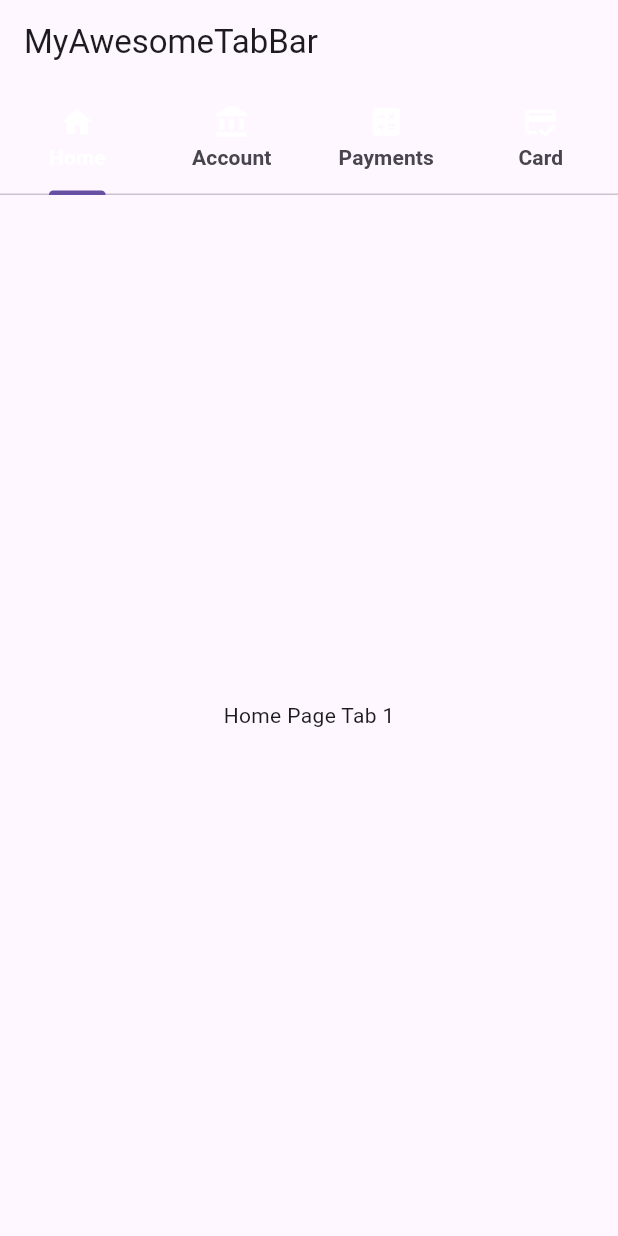
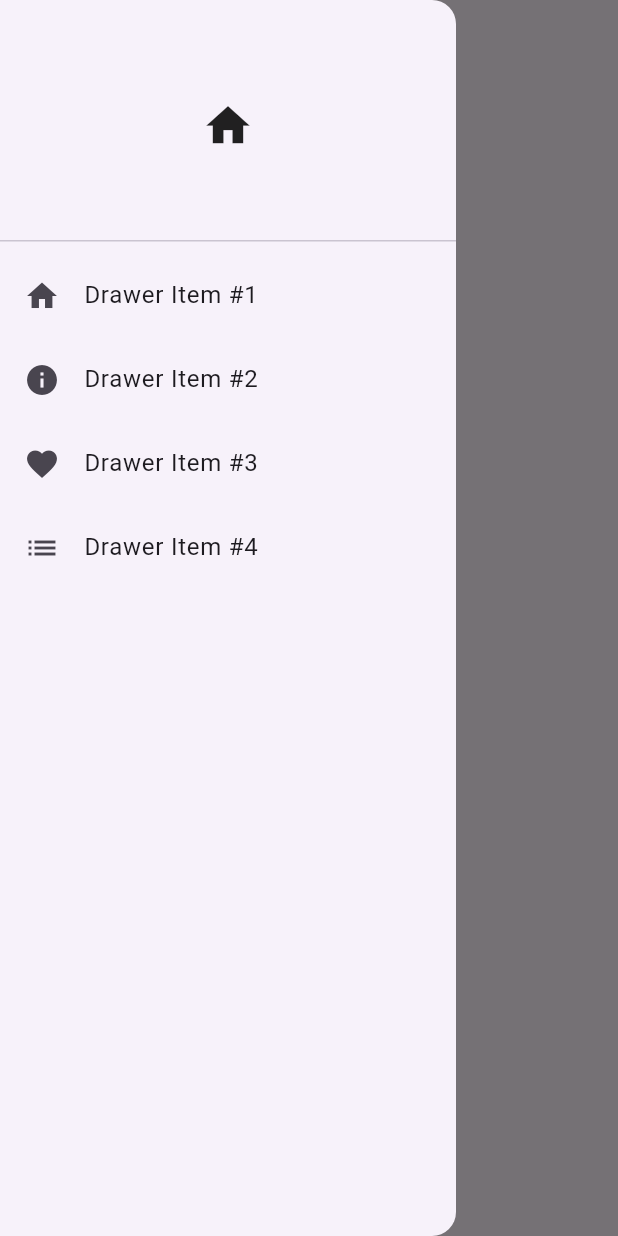
Before and after one commit to Tona-Mangobyte/flutter-fundamentals, a Flutter app: the screen it shows after launch, with the side drawer open (before the commit the screen has no drawer), on a phone screen of 412 x 824 dp. Run offline on Flutter 3.47's test engine with Material 3 defaults, Android fonts, the phone set to English and light mode, and no system bars.

Commit message:
make simple

```diff
--- a/simple_navigation/lib/main.dart
+++ b/simple_navigation/lib/main.dart
@@ -1,5 +1,7 @@
 import 'package:flutter/material.dart';
 import 'package:simple_navigation/screens/month/list.dart';
+import 'package:simple_navigation/screens/simple_bottom.dart';
+import 'package:simple_navigation/screens/simple_drawer.dart';
 import 'package:simple_navigation/screens/simple_route.dart';
 import 'package:simple_navigation/screens/simple_tab.dart';
 
@@ -42,7 +44,9 @@ class MyApp extends StatelessWidget {
       ),
       // home: ListMonthScreen(),
       // home: const SimpleManageRoute(),
-      home: SimpleTabController(),
+      // home: SimpleTabController(),
+      // home: BottomNavigationBarScreen(),
+      home: NavigationDrawerScreen(),
     );
   }
 }
--- /dev/null
+++ b/simple_navigation/lib/screens/simple_drawer.dart
@@ -0,0 +1,128 @@
+import 'package:flutter/material.dart';
+
+class NavigationDrawerScreen extends StatelessWidget {
+  const NavigationDrawerScreen({Key? key}) : super(key: key);
+
+  @override
+  Widget build(BuildContext context) {
+    const title = 'Drawer demo';
+
+    return MaterialApp(
+      title: title,
+      home: Scaffold(
+        body: DemoPageOne(),
+      ),
+    );
+  }
+}
+
+class DemoPageOne extends StatelessWidget {
+  @override
+  Widget build(BuildContext context) {
+    return Scaffold(
+      appBar: AppBar(
+        title: const Text("Page One"),
+      ),
+      body: const Center(
+        child: Text('Demo: Page One'),
+      ),
+      drawer: const MyDrawerWidget(),
+    );
+  }
+}
+
+class DemoPageTwo extends StatelessWidget {
+  @override
+  Widget build(BuildContext context) {
+    return Scaffold(
+      appBar: AppBar(
+        title: const Text("Page Two"),
+      ),
+      body: const Center(
+        child: Text('Demo: Page Two'),
+      ),
+      drawer: const MyDrawerWidget(),
+    );
+  }
+}
+
+class DemoPageThree extends StatelessWidget {
+  @override
+  Widget build(BuildContext context) {
+    return Scaffold(
+      appBar: AppBar(
+        title: const Text("Page Three"),
+      ),
+      body: const Center(
+        child: Text('Demo: Page Three'),
+      ),
+      drawer: const MyDrawerWidget(),
+    );
+  }
+}
+
+class DemoPageFour extends StatelessWidget {
+  @override
+  Widget build(BuildContext context) {
+    return Scaffold(
+      appBar: AppBar(
+        title: const Text("Page Four"),
+      ),
+      body: const Center(
+        child: Text('Demo: Page Four'),
+      ),
+      endDrawer: const MyDrawerWidget(),
+    );
+  }
+}
+
+class MyDrawerWidget extends StatelessWidget {
+  const MyDrawerWidget({Key? key}) : super(key: key);
+
+  @override
+  Widget build(BuildContext context) {
+    return Drawer(
+      child: ListView(
+        children: [
+          const DrawerHeader(
+            child: Icon(Icons.home, size: 35),
+          ),
+          ListTile(
+            leading: const Icon(Icons.home),
+            title: const Text('Drawer Item #1'),
+            onTap: () {
+              Navigator.of(context).push(
+                MaterialPageRoute(builder: (context) => DemoPageOne()),
+              );
+            },
+          ),
+          ListTile(
+            leading: const Icon(Icons.info),
+            title: const Text('Drawer Item #2'),
+            onTap: () {
+              Navigator.of(context).push(
+                MaterialPageRoute(builder: (context) => DemoPageTwo()),
+              );
+            },
+          ),
+          ListTile(
+              leading: const Icon(Icons.favorite),
+              title: const Text('Drawer Item #3'),
+              onTap: () {
+                Navigator.of(context).push(
+                  MaterialPageRoute(builder: (context) => DemoPageThree()),
+                );
+              }),
+          ListTile(
+              leading: const Icon(Icons.list),
+              title: const Text('Drawer Item #4'),
+              onTap: () {
+                Navigator.of(context).push(
+                  MaterialPageRoute(builder: (context) => DemoPageFour()),
+                );
+              }),
+        ],
+      ),
+    );
+  }
+}
```
Also changed, not shown: simple_navigation/lib/screens/simple_bottom.dart (added, +58 -0 lines).
